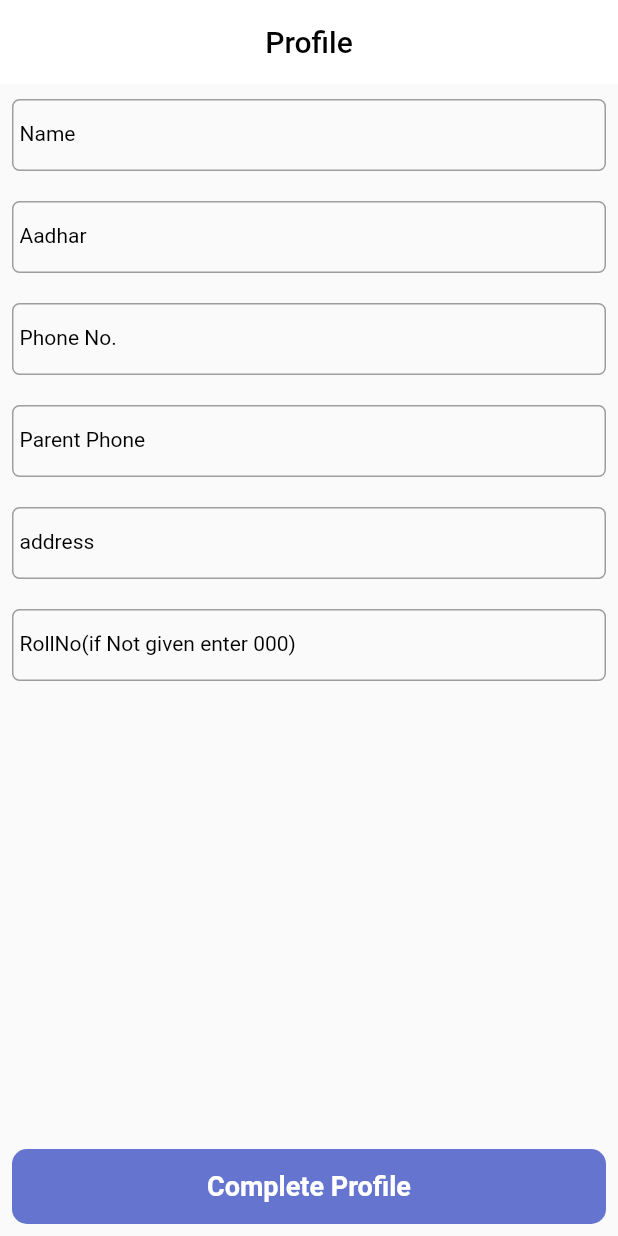
After one commit to dev-vamsidhar/hostely, a Flutter app: the ProfilePage screen opened directly, on a phone screen of 412 x 824 dp. The commit adds this screen. Run offline on Flutter 3.47's test engine with Material 2 defaults, Android fonts, the phone set to English and light mode, and no system bars; our stand-ins replace cloud_firestore, firebase_auth, firebase_core, flutter_easyloading, get, shared_preferences; missing offline and left inert: upi_payment_flutter; accounts and stored records are empty; network calls fail.

Commit message:
app changes

```diff
--- a/lib/constants.dart
+++ b/lib/constants.dart
@@ -3,6 +3,8 @@ import 'package:flutter/material.dart';
 const kColorPrimary = Color(0xff6574cf);
 const kColorScaffoldBg = Color(0xffEFF2FF);
 const kColorTextFieldFill = Color(0xffF7F9FC);
+
+const appName = "Happy living";
 
 /*
 This is the custom text input fields which we have used to take input from the user.
@@ -13,24 +15,25 @@ Required parameters:
     on text field like validation, addting text to input field, clear text in text input field.
     3) isEnabled - If we want to enable or disable text input field.
 */
-
 class customTextFeild extends StatelessWidget {
   const customTextFeild(
       {super.key,
       required this.hintText,
       required this.textEditingController,
       required this.currentValue,
-      required this.isEnabled});
+      required this.isEnabled,
+      this.validation = false});
   final String hintText;
   final TextEditingController textEditingController;
   final bool isEnabled;
   final String? currentValue;
+  final bool validation;
 
   @override
   Widget build(BuildContext context) {
     textEditingController.text = currentValue.toString();
     return Padding(
-      padding: const EdgeInsets.symmetric(vertical: 3),
+      padding: const EdgeInsets.symmetric(vertical: 10, horizontal: 8),
       child: TextField(
         controller: textEditingController,
         enabled: isEnabled,
@@ -39,20 +42,15 @@ class customTextFeild extends StatelessWidget {
             height: 2.5,
             color: isEnabled ? Colors.black : Colors.black),
         decoration: InputDecoration(
-          filled: true,
           fillColor: kColorTextFieldFill,
           contentPadding:
-              const EdgeInsets.symmetric(vertical: 5, horizontal: 5),
+              const EdgeInsets.symmetric(vertical: 3, horizontal: 5),
           focusedBorder: OutlineInputBorder(
             borderSide: const BorderSide(color: kColorPrimary, width: 2),
             borderRadius: BorderRadius.circular(5),
           ),
           enabledBorder: OutlineInputBorder(
-            borderSide: const BorderSide(color: Colors.grey, width: 0.05),
-            borderRadius: BorderRadius.circular(5),
-          ),
-          border: OutlineInputBorder(
-            borderSide: const BorderSide(color: Colors.grey, width: 0.05),
+            borderSide: const BorderSide(color: Colors.grey, width: 1),
             borderRadius: BorderRadius.circular(5),
           ),
           label: Text(
--- a/lib/controllers/authentication.controller.dart
+++ b/lib/controllers/authentication.controller.dart
@@ -1,5 +1,4 @@
 import 'package:firebase_auth/firebase_auth.dart';
-import 'package:firebase_core/firebase_core.dart';
 import 'package:flutter_easyloading/flutter_easyloading.dart';
 import 'package:get/get.dart';
 import 'package:hostely/controllers/user.controller.dart';
@@ -16,8 +15,7 @@ class AuthenticationController {
       User? user = userCredential.user;
       if (user != null) {
         EasyLoading.dismiss();
-        await UserController().creteUser(email: email, password: password);
-
+        await UserController().handleNewUser();
       } else {
         EasyLoading.show(status: 'Error');
       }
@@ -43,7 +41,7 @@ class AuthenticationController {
       User? user = userCredential.user;
       if (user != null) {
         EasyLoading.dismiss();
-        Get.offAll(HomePage());
+        await UserController().handleNewUser();
       } else {
         EasyLoading.show(status: 'Error');
       }
--- a/lib/main.dart
+++ b/lib/main.dart
@@ -16,7 +16,6 @@ Future<void> main() async {
 
 void bindDependencies() {
   Get.put(FirebaseContorller());
-  Get.put(UserController());
 }
 
 class MyApp extends StatelessWidget {
--- /dev/null
+++ b/lib/models/user.model.dart
@@ -0,0 +1,61 @@
+// To parse this JSON data, do
+//
+//     final userModel = userModelFromJson(jsonString);
+
+import 'dart:convert';
+
+UserModel userModelFromJson(String str) => UserModel.fromJson(json.decode(str));
+
+String userModelToJson(UserModel data) => json.encode(data.toJson());
+
+class UserModel {
+  String name;
+  String aadhar;
+  String photo;
+  String phone;
+  String parentPhone;
+  String address;
+  String rent;
+  String roomNo;
+  String rollNo;
+  String paidAmount;
+  String year;
+
+  UserModel({
+    required this.name,
+    required this.aadhar,
+    required this.photo,
+    required this.phone,
+    required this.parentPhone,
+    required this.address,
+    this.rent = "0",
+    this.roomNo = "",
+    this.paidAmount = "0",
+    this.year = "",
+    required this.rollNo,
+  });
+
+  factory UserModel.fromJson(Map<String, dynamic> json) => UserModel(
+        name: json["name"],
+        aadhar: json["aadhar"],
+        photo: json["photo"],
+        phone: json["phone"],
+        parentPhone: json["parentPhone"],
+        address: json["address"],
+        rent: json["rent"],
+        roomNo: json["roomNo"],
+        rollNo: json["rollNo"],
+      );
+
+  Map<String, dynamic> toJson() => {
+        "name": name,
+        "aadhar": aadhar,
+        "photo": photo,
+        "phone": phone,
+        "parentPhone": parentPhone,
+        "address": address,
+        "rent": rent,
+        "roomNo": roomNo,
+        "rollNo": rollNo,
+      };
+}
--- a/lib/views/login.view.dart
+++ b/lib/views/login.view.dart
@@ -27,7 +27,8 @@ class LoginPage extends StatelessWidget {
               ),
               Center(
                 child: Text(
-                  "Welcome back to MySpace",
+                  "Welcome back to\n$appName",
+                  textAlign: TextAlign.center,
                   style: TextStyle(
                       color: kColorPrimary,
                       fontWeight: FontWeight.bold,
--- /dev/null
+++ b/lib/views/profilePage.dart
@@ -0,0 +1,112 @@
+import 'package:firebase_auth/firebase_auth.dart';
+import 'package:flutter/material.dart';
+import 'package:flutter/src/widgets/framework.dart';
+import 'package:flutter/src/widgets/placeholder.dart';
+import 'package:flutter_easyloading/flutter_easyloading.dart';
+import 'package:hostely/constants.dart';
+import 'package:hostely/controllers/user.controller.dart';
+import 'package:hostely/models/user.model.dart';
+
+class ProfilePage extends StatelessWidget {
+  ProfilePage({super.key});
+
+  TextEditingController name = TextEditingController();
+  TextEditingController aadhar = TextEditingController();
+  TextEditingController rollNo = TextEditingController();
+  TextEditingController phone = TextEditingController();
+  TextEditingController parentphone = TextEditingController();
+  TextEditingController address = TextEditingController();
+  @override
+  Widget build(BuildContext context) {
+    return Scaffold(
+      appBar: AppBar(
+        title: const Text(
+          "Profile",
+          style: TextStyle(color: Colors.black),
+        ),
+        centerTitle: true,
+        elevation: 0,
+        backgroundColor: Colors.white,
+      ),
+      resizeToAvoidBottomInset: false,
+      body: Stack(
+        alignment: Alignment.bottomCenter,
+        children: [
+          Padding(
+            padding: const EdgeInsets.all(8.0),
+            child: InkWell(
+              onTap: () {
+                if (name.text.isNotEmpty &&
+                    rollNo.text.isNotEmpty &&
+                    aadhar.text.isNotEmpty &&
+                    phone.text.isNotEmpty &&
+                    parentphone.text.isNotEmpty &&
+                    address.text.isNotEmpty) {
+                  UserController().onBoardUser(UserModel(
+                      name: name.text,
+                      aadhar: aadhar.text,
+                      photo: "",
+                      phone: phone.text,
+                      parentPhone: parentphone.text,
+                      address: address.text,
+                      rollNo: rollNo.text));
+                } else {
+                  EasyLoading.showInfo("Fill all feilds");
+                }
+              },
+              child: Container(
+                decoration: BoxDecoration(
+                    color: kColorPrimary,
+                    borderRadius: BorderRadius.circular(10)),
+                width: double.infinity,
+                height: 50,
+                child: const Center(
+                    child: Text(
+                  "Complete Profile",
+                  style: TextStyle(
+                      color: Colors.white,
+                      fontWeight: FontWeight.bold,
+                      fontSize: 18),
+                )),
+              ),
+            ),
+          ),
+          Column(
+            children: [
+              customTextFeild(
+                  hintText: "Name",
+                  textEditingController: name,
+                  currentValue: "",
+                  isEnabled: true),
+              customTextFeild(
+                  hintText: "Aadhar",
+                  textEditingController: aadhar,
+                  currentValue: "",
+                  isEnabled: true),
+              customTextFeild(
+                  hintText: "Phone No.",
+                  textEditingController: phone,
+                  currentValue: "",
+                  isEnabled: true),
+              customTextFeild(
+                  hintText: "Parent Phone",
+                  textEditingController: parentphone,
+                  currentValue: "",
+                  isEnabled: true),
+              customTextFeild(
+                  hintText: "address",
+                  textEditingController: address,
+                  currentValue: "",
+                  isEnabled: true),
+              customTextFeild(
+                  hintText: "RollNo(if Not given enter 000)",
+                  textEditingController: rollNo,
+                  currentValue: "",
+                  isEnabled: true),
+            ],
+          ),
+        ],
+      ),
+    );
+  }
+}
--- a/lib/views/signup.view.dart
+++ b/lib/views/signup.view.dart
@@ -28,7 +28,8 @@ class SignUp extends StatelessWidget {
               ),
               Center(
                 child: Text(
-                  "Create an account to MySpace",
+                  "Create an account to \nHappy living",
+                  textAlign: TextAlign.center,
                   style: TextStyle(
                       color: kColorPrimary,
                       fontWeight: FontWeight.bold,
@@ -75,8 +76,7 @@ class SignUp extends StatelessWidget {
                 },
                 child: Padding(
                   padding: const EdgeInsets.all(15.0),
-                  child:
-                      Center(child: Text("Already have an account? Sign up")),
+                  child: Center(child: Text("Already have an account? Login")),
                 ),
               )
             ],
--- a/lib/views/splash.view.dart
+++ b/lib/views/splash.view.dart
@@ -1,6 +1,7 @@
 import 'package:firebase_auth/firebase_auth.dart';
 import 'package:flutter/material.dart';
 import 'package:get/get.dart';
+import 'package:hostely/controllers/user.controller.dart';
 import 'package:hostely/views/home.view.dart';
 
 import 'login.view.dart';
@@ -24,7 +25,7 @@ class _SplashScreenState extends State<SplashScreen> {
     if (FirebaseAuth.instance.currentUser == null) {
       Get.offAll(LoginPage());
     } else {
-      Get.offAll(HomePage());
+      await UserController().handleNewUser();
     }
   }
 
--- a/pubspec.yaml
+++ b/pubspec.yaml
@@ -31,6 +31,7 @@ dependencies:
   flutter:
     sdk: flutter
   cloud_firestore: ^4.4.4
+  upi_payment_flutter: ^0.0.4
   firebase_core: ^2.7.1
   firebase_auth: ^4.2.10
   google_sign_in: ^6.0.1
```
Also changed, not shown: lib/controllers/firebase/firebase.controller.dart (+10 -0 lines), lib/controllers/payments.controll.dart (+24 -4 lines), lib/controllers/user.controller.dart (+59 -7 lines), lib/views/home.view.dart (+12 -5 lines), lib/views/messages.view.dart (added, +16 -0 lines), lib/views/user.view.dart (+53 -30 lines), lib/controllers/students.controller.dart (deleted), pubspec.lock, 1 other file.
